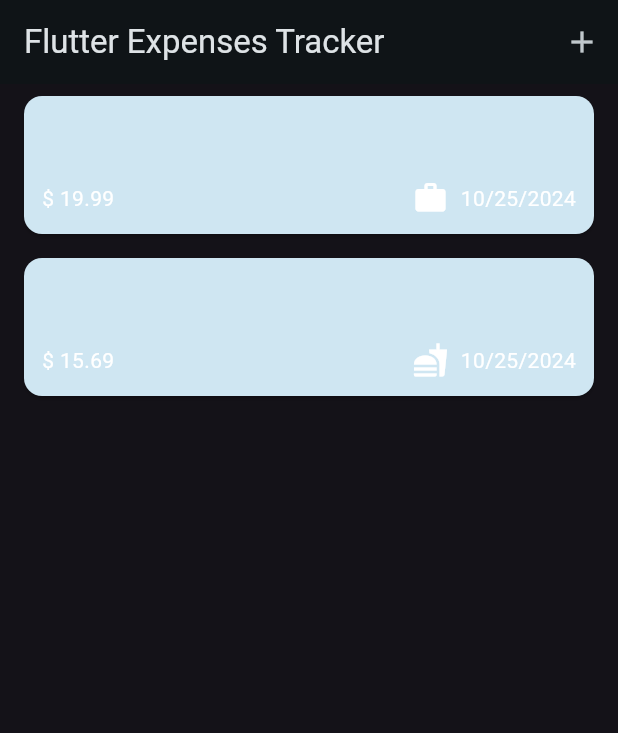
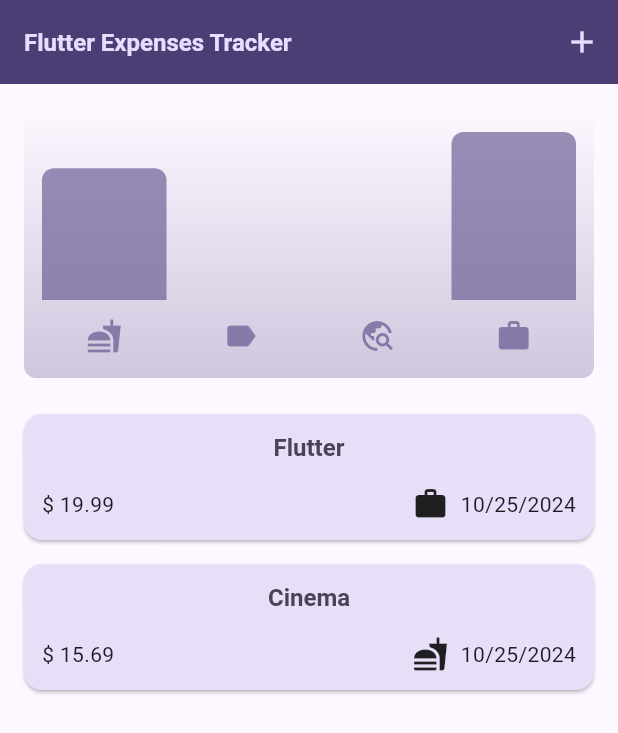
Before and after one commit to ammarelriyali/Expenses-Tracker, a Flutter app: the screen it shows after launch, on a phone screen of 412 x 824 dp. Shown: the top 733 px of the screen. Run offline on Flutter 3.47's test engine with Material 3 defaults, Android fonts, the phone set to English and light mode, and no system bars.

Commit message:
feat: chart

```diff
--- /dev/null
+++ b/expenses_tracker/lib/Module/Expenses/Models/expense_bucket.dart
@@ -0,0 +1,28 @@
+
+import 'package:expenses_tracker/Module/Expenses/Enums/category_enum.dart';
+import 'package:expenses_tracker/Module/Expenses/Models/expense_model.dart';
+
+class ExpenseBucket {
+  const ExpenseBucket({
+    required this.category,
+    required this.expenses,
+  });
+
+  ExpenseBucket.forCategory(List<ExpenseModel> allExpenses, this.category)
+      : expenses = allExpenses
+            .where((expense) => expense.category == category)
+            .toList();
+
+  final CategoryEnum category;
+  final List<ExpenseModel> expenses;
+
+  double get totalExpenses {
+    double sum = 0;
+
+    for (final expense in expenses) {
+      sum += expense.amount; // sum = sum + expense.amount
+    }
+
+    return sum;
+  }
+}
--- /dev/null
+++ b/expenses_tracker/lib/Module/Expenses/Widgets/Screens/Chart/chart.dart
@@ -0,0 +1,97 @@
+import 'package:expenses_tracker/Module/Expenses/Enums/category_enum.dart';
+import 'package:expenses_tracker/Module/Expenses/Models/expense_bucket.dart';
+import 'package:expenses_tracker/Module/Expenses/Models/expense_model.dart';
+import 'package:expenses_tracker/Module/Expenses/Widgets/Screens/Chart/chart_bar.dart';
+import 'package:flutter/material.dart';
+
+
+class Chart extends StatelessWidget {
+  const Chart({super.key, required this.expenses});
+
+  final List<ExpenseModel> expenses;
+
+  List<ExpenseBucket> get buckets {
+    return [
+      ExpenseBucket.forCategory(expenses, CategoryEnum.food),
+      ExpenseBucket.forCategory(expenses, CategoryEnum.leisure),
+      ExpenseBucket.forCategory(expenses, CategoryEnum.travel),
+      ExpenseBucket.forCategory(expenses, CategoryEnum.work),
+    ];
+  }
+
+  double get maxTotalExpense {
+    double maxTotalExpense = 0;
+
+    for (final bucket in buckets) {
+      if (bucket.totalExpenses > maxTotalExpense) {
+        maxTotalExpense = bucket.totalExpenses;
+      }
+    }
+
+    return maxTotalExpense;
+  }
+
+  @override
+  Widget build(BuildContext context) {
+    final isDarkMode =
+        MediaQuery.of(context).platformBrightness == Brightness.dark;
+    return Container(
+      margin: const EdgeInsets.all(16),
+      padding: const EdgeInsets.symmetric(
+        vertical: 16,
+        horizontal: 8,
+      ),
+      width: double.infinity,
+      height: 180,
+      decoration: BoxDecoration(
+        borderRadius: BorderRadius.circular(8),
+        gradient: LinearGradient(
+          colors: [
+            Theme.of(context).colorScheme.primary.withOpacity(0.3),
+            Theme.of(context).colorScheme.primary.withOpacity(0.0)
+          ],
+          begin: Alignment.bottomCenter,
+          end: Alignment.topCenter,
+        ),
+      ),
+      child: Column(
+        children: [
+          Expanded(
+            child: Row(
+              crossAxisAlignment: CrossAxisAlignment.end,
+              children: [
+                for (final bucket in buckets) // alternative to map()
+                  ChartBar(
+                    fill: bucket.totalExpenses == 0
+                        ? 0
+                        : bucket.totalExpenses / maxTotalExpense,
+                  )
+              ],
+            ),
+          ),
+          const SizedBox(height: 12),
+          Row(
+            children: buckets // for ... in
+                .map(
+                  (bucket) => Expanded(
+                    child: Padding(
+                      padding: const EdgeInsets.symmetric(horizontal: 4),
+                      child: Icon(
+                        bucket.category.icon(),
+                        color: isDarkMode
+                            ? Theme.of(context).colorScheme.secondary
+                            : Theme.of(context)
+                                .colorScheme
+                                .primary
+                                .withOpacity(0.7),
+                      ),
+                    ),
+                  ),
+                )
+                .toList(),
+          )
+        ],
+      ),
+    );
+  }
+}
--- /dev/null
+++ b/expenses_tracker/lib/Module/Expenses/Widgets/Screens/Chart/chart_bar.dart
@@ -0,0 +1,34 @@
+import 'package:flutter/material.dart';
+
+class ChartBar extends StatelessWidget {
+  const ChartBar({
+    super.key,
+    required this.fill,
+  });
+
+  final double fill;
+
+  @override
+  Widget build(BuildContext context) {
+    final isDarkMode =
+        MediaQuery.of(context).platformBrightness == Brightness.dark;
+    return Expanded(
+      child: Padding(
+        padding: const EdgeInsets.symmetric(horizontal: 4),
+        child: FractionallySizedBox(
+          heightFactor: fill, // 0 <> 1
+          child: DecoratedBox(
+            decoration: BoxDecoration(
+              shape: BoxShape.rectangle,
+              borderRadius:
+                  const BorderRadius.vertical(top: Radius.circular(8)),
+              color: isDarkMode
+                  ? Theme.of(context).colorScheme.secondary
+                  : Theme.of(context).colorScheme.primary.withOpacity(0.65),
+            ),
+          ),
+        ),
+      ),
+    );
+  }
+}
--- a/expenses_tracker/lib/Module/Expenses/Widgets/Screens/Expenses/expenses_page.dart
+++ b/expenses_tracker/lib/Module/Expenses/Widgets/Screens/Expenses/expenses_page.dart
@@ -1,5 +1,6 @@
 import 'package:expenses_tracker/Module/Expenses/Enums/category_enum.dart';
 import 'package:expenses_tracker/Module/Expenses/Models/expense_model.dart';
+import 'package:expenses_tracker/Module/Expenses/Widgets/Screens/Chart/chart.dart';
 import 'package:expenses_tracker/Module/Expenses/Widgets/Screens/Expenses/new_expenses_page.dart';
 import 'package:expenses_tracker/Util/Constants/expenses/expenses_constants.dart';
 import 'package:flutter/material.dart';
@@ -50,8 +51,7 @@ class _ExpensesPage extends State<ExpensesPage> {
           label: ExpensesConstants.deleteExpenseLabelTitle,
           onPressed: () {
             setState(() {
-                          _registeredExpenses.insert(_indexOfRemovedExpense, expenseModel);
-
+              _registeredExpenses.insert(_indexOfRemovedExpense, expenseModel);
             });
           }),
     ));
@@ -84,7 +84,10 @@ class _ExpensesPage extends State<ExpensesPage> {
                 icon: const Icon(ExpensesConstants.appBarIcon))
           ],
         ),
-        body:
-            Center(child: Column(children: [Expanded(child: _getMainView())])));
+        body: Center(
+            child: Column(children: [
+          Chart(expenses: _registeredExpenses),
+          Expanded(child: _getMainView())
+        ])));
   }
 }
--- a/expenses_tracker/lib/main.dart
+++ b/expenses_tracker/lib/main.dart
@@ -42,7 +42,7 @@ void main() {
                 textTheme: TextTheme().copyWith(titleLarge:TextStyle(color: kDarkColorScheme.onSecondaryContainer))
                 ),
 
-                themeMode: ThemeMode.dark,
+                themeMode: ThemeMode.system,
     home: const ExpensesPage(),
   ));
 }
```
